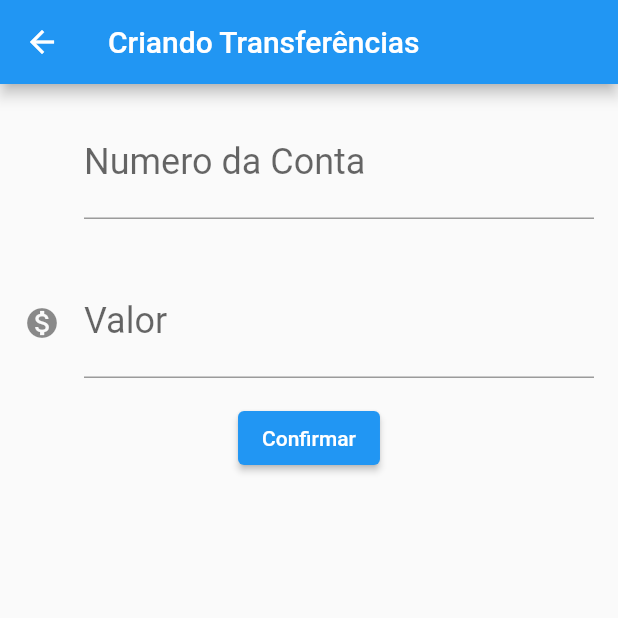
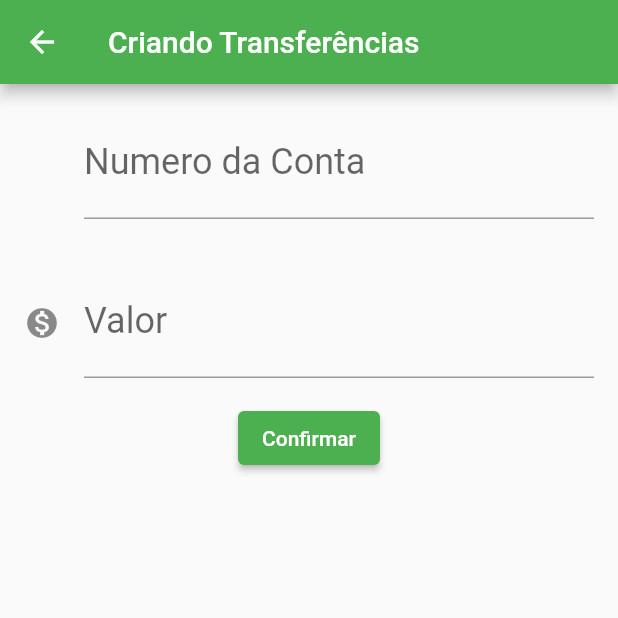
Before and after one commit to adrianoasantunes/bytebank-alura, a Flutter app: the screen it shows after launch, after a tap on the "add" icon, on a phone screen of 412 x 824 dp, the top half of it. Run offline on Flutter 3.47's test engine with Material 2 defaults, Android fonts, the phone set to English and light mode, and no system bars.

Commit message:
ajuste de cores

```diff
--- a/lib/main.dart
+++ b/lib/main.dart
@@ -11,10 +11,19 @@ class ByteBankApp extends StatelessWidget {
   @override
   Widget build(BuildContext context) {
     var builder = Builder(builder: (context) {
-      return const MaterialApp(
-        home: Scaffold(
-          body: ListaDeTranferencias(),
+      return MaterialApp(
+        theme: ThemeData(
+          colorScheme: ColorScheme.fromSwatch(
+            primarySwatch: Colors.green,
+          ).copyWith(
+            secondary: Colors.blueAccent[700],
           ),
+          buttonTheme: const ButtonThemeData(
+            buttonColor: Colors.green,
+            textTheme: ButtonTextTheme.primary,
+          ),
+        ),
+        home: const ListaDeTranferencias(),
       );
     });
     return builder;
@@ -44,16 +53,19 @@ class ListaDeTranferenciasState extends State<ListaDeTranferencias> {
         },
       ),
       floatingActionButton: FloatingActionButton(
-        child: Icon(Icons.add),
+        child: const Icon(Icons.add),
         onPressed: () {
           final Future<Transferencia?> future =
               Navigator.push(context, MaterialPageRoute(builder: (context) {
             return FormTransferencia();
           }));
           future.then((transferenciaRecebida) {
+            Future.delayed(const Duration(seconds: 1));
             debugPrint('Chegou no future.then(...)');
             debugPrint('$transferenciaRecebida');
+            setState(() {
               ListaDeTranferencias._transferencias.add(transferenciaRecebida!);
+            });
           });
         },
       ),
@@ -61,9 +73,14 @@ class ListaDeTranferenciasState extends State<ListaDeTranferencias> {
   }
 }
 
-class FormTransferencia extends StatelessWidget {
+class FormTransferencia extends StatefulWidget {
   const FormTransferencia({Key? key}) : super(key: key);
 
+  @override
+  FormTransferenciaState createState() => FormTransferenciaState();
+}
+
+class FormTransferenciaState extends State<FormTransferencia> {
   static final TextEditingController _controllerCampoNumeroConta =
       TextEditingController();
   static final TextEditingController _controllerValorConta =
@@ -75,7 +92,8 @@ class FormTransferencia extends StatelessWidget {
       appBar: AppBar(
         title: const Text('Criando Transferências'),
       ),
-      body: Column(
+      body: SingleChildScrollView(
+        child: Column(
           children: <Widget>[
             Editor(
               controlador: _controllerCampoNumeroConta,
@@ -96,6 +114,7 @@ class FormTransferencia extends StatelessWidget {
               },
             ),
           ],
+        ),
       ),
     );
   }
```
Lines whose indentation alone changed are shown as unchanged.
